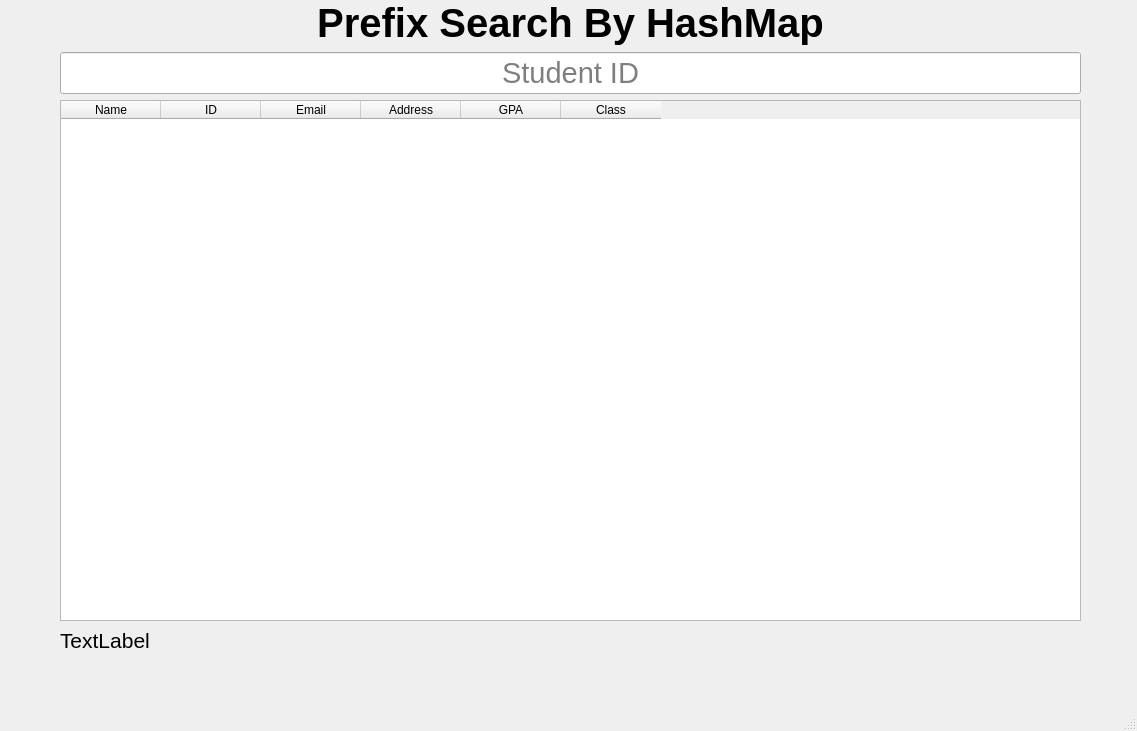
The window that GUI/StudentManagementSystem/searchstudentbyhashmap.ui (AppDevIn/StudentManagement) describes before a commit, drawn with Qt 5.
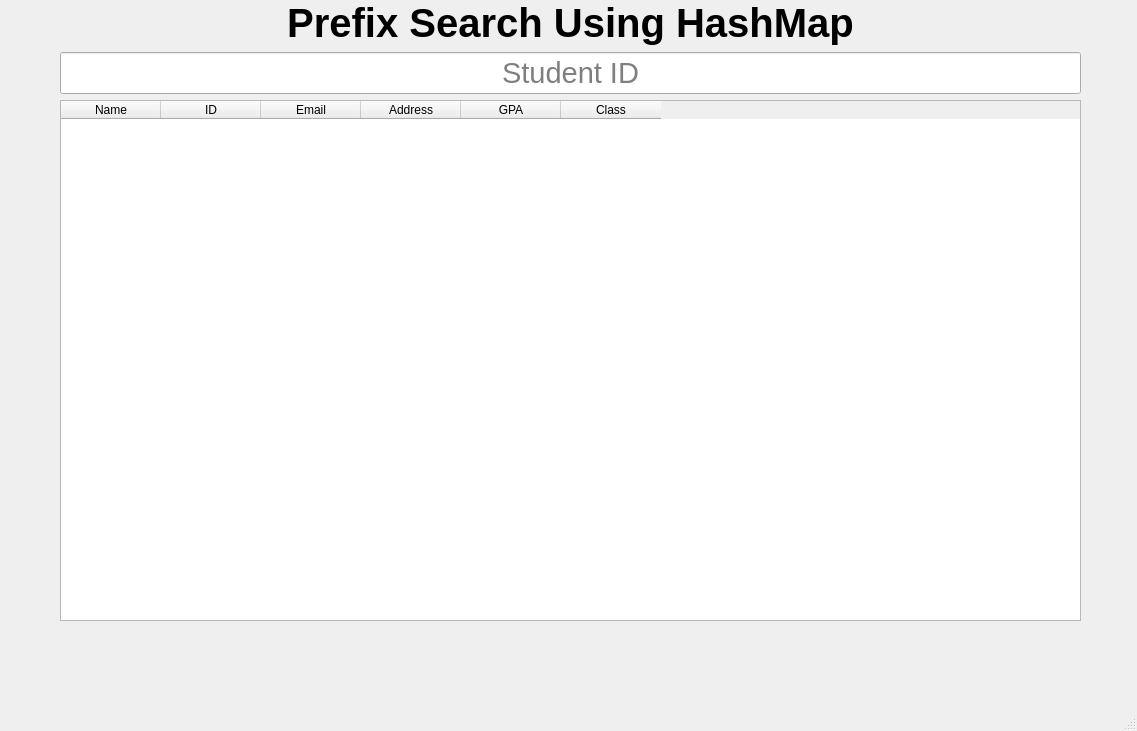
The same window after the commit.

What changed in the file:
```diff
--- a/GUI/StudentManagementSystem/searchstudentbyhashmap.ui
+++ b/GUI/StudentManagementSystem/searchstudentbyhashmap.ui
@@ -34,7 +34,7 @@
         </font>
        </property>
        <property name="text">
-        <string>Prefix Search By HashMap</string>
+        <string>Prefix Search Using HashMap</string>
        </property>
        <property name="alignment">
         <set>Qt::AlignCenter</set>
@@ -99,24 +99,6 @@
      </item>
     </layout>
    </widget>
-   <widget class="QLabel" name="label_time">
-    <property name="geometry">
-     <rect>
-      <x>60</x>
-      <y>630</y>
-      <width>171</width>
-      <height>21</height>
-     </rect>
-    </property>
-    <property name="font">
-     <font>
-      <pointsize>16</pointsize>
-     </font>
-    </property>
-    <property name="text">
-     <string>TextLabel</string>
-    </property>
-   </widget>
   </widget>
   <widget class="QMenuBar" name="menubar">
    <property name="geometry">
```
